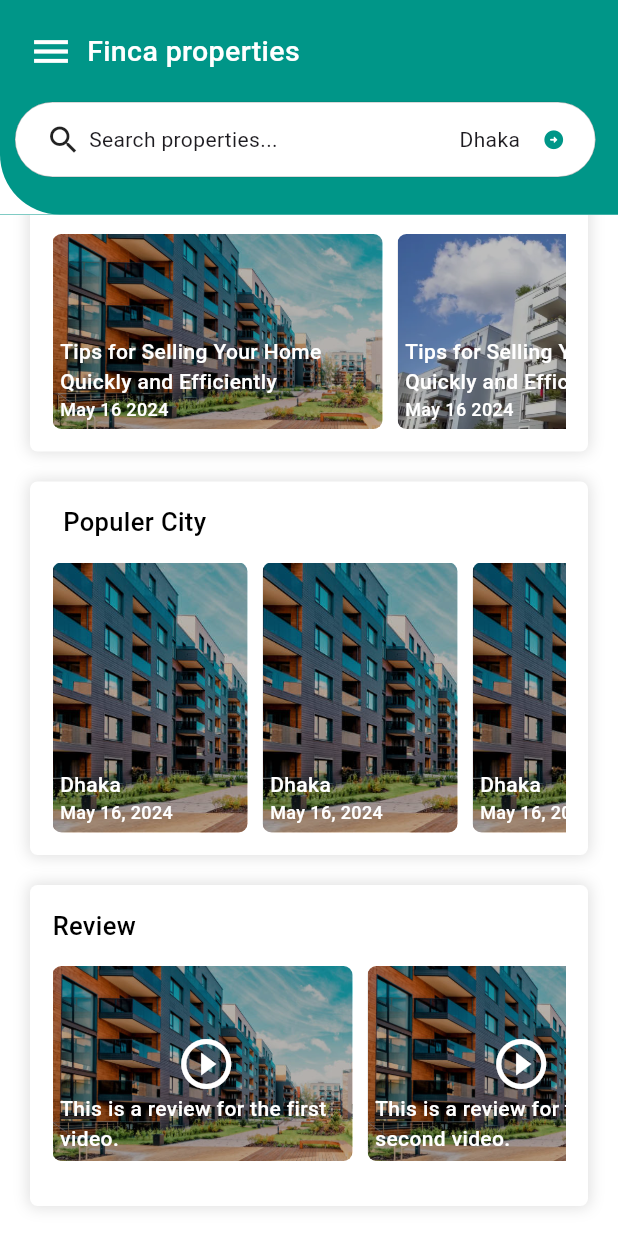
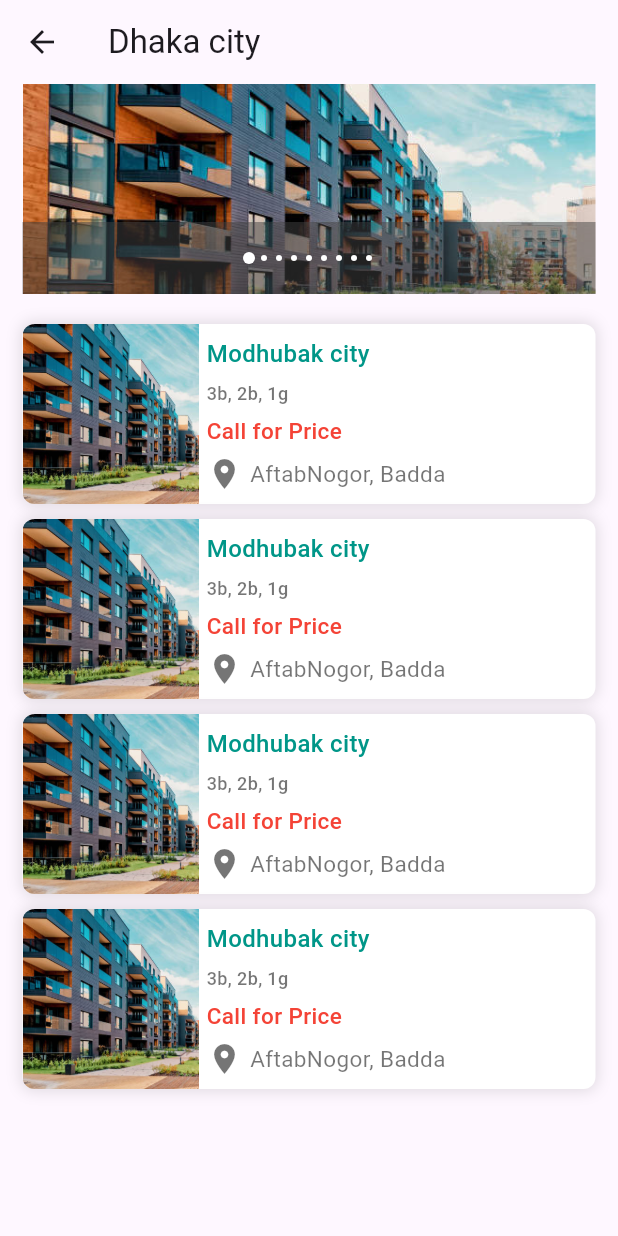
Before and after one commit to universeit12/Finca-property2, a Flutter app: the screen it shows after launch, scrolled down 939 dp, after a tap on "Populer City", on a phone screen of 412 x 824 dp. Run offline on Flutter 3.47's test engine with Material 3 defaults, Android fonts, the light colour scheme and no system bars; our stand-ins replace animated_text_kit, another_carousel_pro, dropdown_textfield, fluttertoast, get and 2 more; missing offline and left inert: dart:ffi.

Commit message:
code modified

```diff
--- a/lib/main.dart
+++ b/lib/main.dart
@@ -1,6 +1,6 @@
 import 'package:flutter/material.dart';
 import 'package:get/get.dart';
-import 'package:universe_it_project/presentation/routes/route.dart';
+import 'package:universe_it_project/routes/route.dart';
 
 void main() {
   runApp(const MyApp());
--- a/lib/presentation/modules/home/home.dart
+++ b/lib/presentation/modules/home/home.dart
@@ -5,7 +5,7 @@ import 'package:universe_it_project/presentation/modules/blogs/views/blog_card.d
 import 'package:universe_it_project/presentation/modules/client%20review/views/review_card.dart';
 import 'package:universe_it_project/presentation/modules/favourite/view/favourite_card.dart';
 import 'package:universe_it_project/presentation/modules/header/view/header_view.dart';
-import 'package:universe_it_project/presentation/modules/populer%20citys/views/populer_city.dart';
+import 'package:universe_it_project/presentation/modules/populer%20citys/views/populer_city_card.dart';
 import 'package:universe_it_project/widgets/custom_drawer.dart';
 
 class Home extends StatelessWidget {
--- a/lib/presentation/modules/populer citys/views/populer_city.dart
+++ b/lib/presentation/modules/populer citys/views/populer_city_card.dart
@@ -1,4 +1,6 @@
 import 'package:flutter/material.dart';
+import 'package:get/get.dart';
+import 'package:universe_it_project/presentation/modules/populer%20citys/views/populer_city_screen.dart';
 import 'package:universe_it_project/widgets/custom_card.dart';
 import 'package:universe_it_project/widgets/custom_text.dart';
 
@@ -8,11 +10,13 @@ class PopulerCity extends StatelessWidget {
   @override
   Widget build(BuildContext context) {
     return InkWell(
-        onTap: () {},
+        onTap: () {
+          Get.to(()=>const PopulerCityScreen());
+        },
         child: CustomCard(
             width: double.infinity,
             padding:
-            const EdgeInsets.symmetric(horizontal: 15.0, vertical: 15.0),
+                const EdgeInsets.symmetric(horizontal: 15.0, vertical: 15.0),
             child: Column(
               crossAxisAlignment: CrossAxisAlignment.start,
               children: [
@@ -24,7 +28,6 @@ class PopulerCity extends StatelessWidget {
                       CustomText(
                         text: "Populer City",
                       ),
-
                     ],
                   ),
                 ),
@@ -48,14 +51,14 @@ class PopulerCity extends StatelessWidget {
                                   fit: BoxFit.cover)),
                           child: Container(
                             color: Colors.black26,
-                            padding: const EdgeInsets.only(left: 5.0, bottom: 5.0),
+                            padding:
+                                const EdgeInsets.only(left: 5.0, bottom: 5.0),
                             child: const Column(
                               mainAxisAlignment: MainAxisAlignment.end,
                               crossAxisAlignment: CrossAxisAlignment.start,
                               children: [
                                 CustomText(
-                                  text:
-                                  "Dhaka",
+                                  text: "Dhaka",
                                   maxline: 2,
                                   color: Colors.white,
                                   fontsize: 14.0,
--- /dev/null
+++ b/lib/presentation/modules/populer citys/views/populer_city_screen.dart
@@ -0,0 +1,108 @@
+import 'package:flutter/material.dart';
+import 'package:get/get.dart';
+import 'package:universe_it_project/presentation/modules/all%20property/view/all_property_details.dart';
+import 'package:universe_it_project/presentation/modules/all%20property/view/all_property_slider.dart';
+import '../../../../utils/app_color.dart';
+import '../../../../utils/property_utils.dart';
+import '../../../../widgets/custom_text.dart';
+
+class PopulerCityScreen extends StatelessWidget {
+  const PopulerCityScreen({super.key});
+
+  @override
+  Widget build(BuildContext context) {
+    final w = MediaQuery.of(context).size.width;
+    return Scaffold(
+      appBar: AppBar(
+        title: const Text("Dhaka city"),
+      ),
+      body: SingleChildScrollView(
+        child: Column(
+          children: [
+            const AllPropertySlider(),
+            const SizedBox(
+              height: 15.0,
+            ),
+            for (int i = 0; i < propertyUtils.length; i++)
+              InkWell(
+                onTap: () {
+                  Get.to(const AllPropertyDetails());
+                },
+                child: Container(
+                  height: 120,
+                  clipBehavior: Clip.antiAlias,
+                  margin:
+                      const EdgeInsets.symmetric(horizontal: 15, vertical: 5),
+                  decoration: BoxDecoration(
+                      color: AppColor.white_1,
+                      borderRadius: BorderRadius.circular(8),
+                      boxShadow: const [
+                        BoxShadow(
+                            color: Colors.black12,
+                            spreadRadius: 1.0,
+                            blurRadius: 8.0)
+                      ]),
+                  child: Row(
+                    mainAxisAlignment: MainAxisAlignment.spaceBetween,
+                    children: [
+                      Image.asset(
+                        propertyUtils[i]["img"],
+                        width: w / 3.5,
+                        fit: BoxFit.cover,
+                        height: 120,
+                      ),
+                      Expanded(
+                        child: Padding(
+                          padding: const EdgeInsets.all(5),
+                          child: Column(
+                            crossAxisAlignment: CrossAxisAlignment.start,
+                            mainAxisAlignment: MainAxisAlignment.spaceAround,
+                            children: [
+                              CustomText(
+                                text: propertyUtils[i]["city"],
+                                fontsize: 16.0,
+                                color: Colors.teal,
+                                maxline: 2,
+                              ),
+                              CustomText(
+                                text: propertyUtils[i]["features"],
+                                fontsize: 12.0,
+                                color: Colors.black54,
+                                maxline: 2,
+                              ),
+                              CustomText(
+                                text: propertyUtils[i]["price"],
+                                fontsize: 15.0,
+                                color: Colors.red,
+                                maxline: 2,
+                              ),
+                              Row(
+                                children: [
+                                  const Icon(
+                                    Icons.location_on,
+                                    color: Colors.black54,
+                                  ),
+                                  const SizedBox(width: 5),
+                                  Text(
+                                    propertyUtils[i]["location"],
+                                    maxLines: 1,
+                                    overflow: TextOverflow.ellipsis,
+                                    style: const TextStyle(
+                                        color: Colors.black54, fontSize: 15),
+                                  ),
+                                ],
+                              ),
+                            ],
+                          ),
+                        ),
+                      )
+                    ],
+                  ),
+                ),
+              ),
+          ],
+        ),
+      ),
+    );
+  }
+}
--- a/lib/presentation/modules/splash/splash.dart
+++ b/lib/presentation/modules/splash/splash.dart
@@ -1,5 +1,7 @@
 import 'package:animated_text_kit/animated_text_kit.dart';
 import 'package:flutter/material.dart';
+import 'package:universe_it_project/utils/app_string.dart';
+
 class Splash extends StatelessWidget {
   const Splash({super.key});
 
@@ -16,7 +18,7 @@ class Splash extends StatelessWidget {
               alignment: Alignment.center,
               child: AnimatedTextKit(
                 animatedTexts: [
-                  RotateAnimatedText("Universe It Institute",
+                  RotateAnimatedText(AppString.name,
                       textStyle:
                           const TextStyle(fontSize: 30, color: Colors.white),
                       duration: const Duration(seconds: 5))
--- a/pubspec.yaml
+++ b/pubspec.yaml
@@ -62,7 +62,7 @@ dev_dependencies:
   # activated in the `analysis_options.yaml` file located at the root of your
   # package. See that file for information about deactivating specific lint
   # rules and activating additional ones.
-  flutter_lints: ^3.0.0
+  flutter_lints: ^4.0.0
 
 
 # For information on the generic Dart part of this file, see the
```
Also changed, not shown: lib/presentation/modules/add property/controller/add_property_controller.dart (+12 -1 lines), lib/presentation/modules/add property/view/add_property_screen.dart (+35 -14 lines), lib/routes/route.dart (renamed from lib/presentation/routes/route.dart, +9 -7 lines), pubspec.lock.
